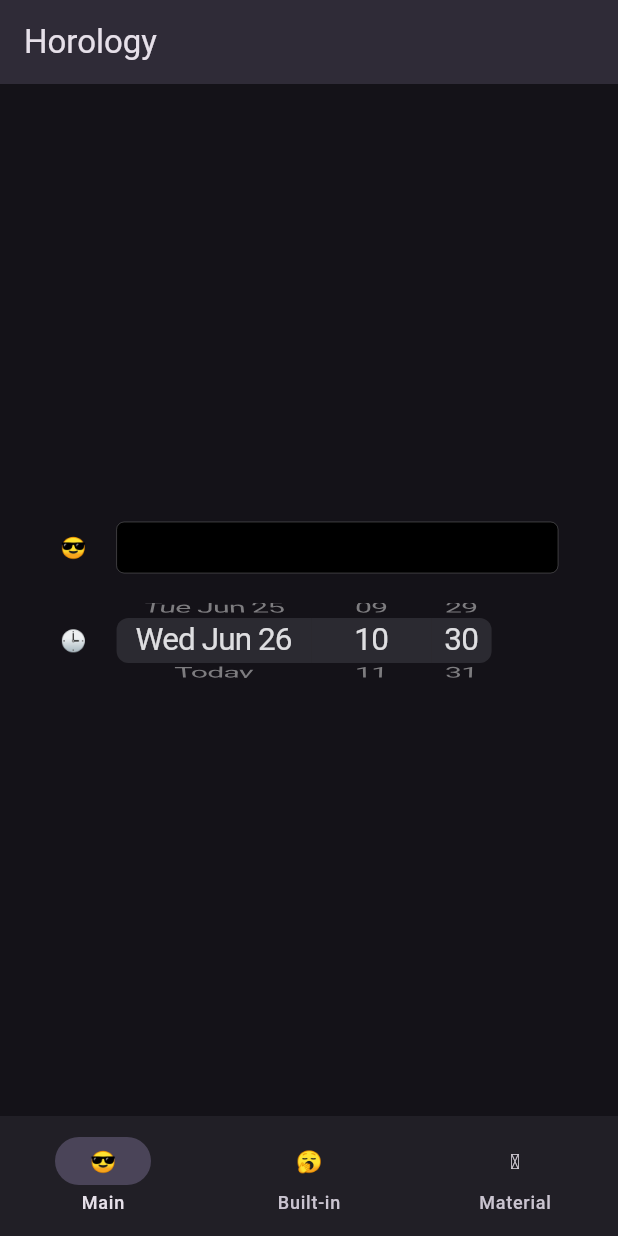
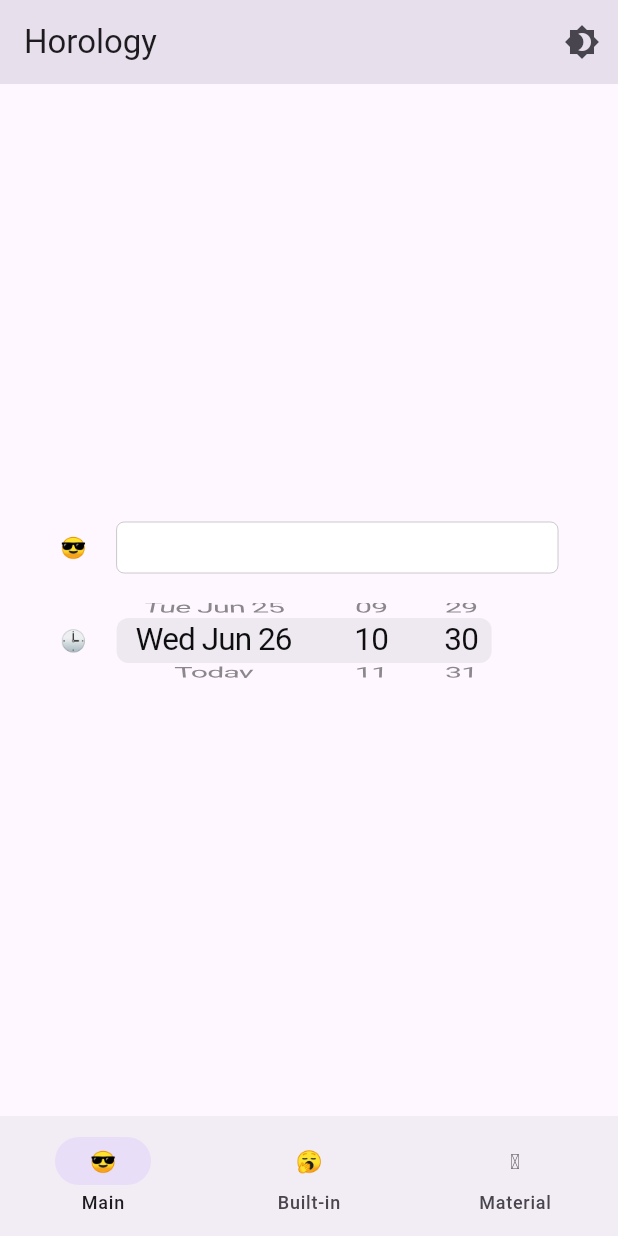
Before and after one commit to astorDev/horology, a Flutter app: the screen it shows after launch, on a phone screen of 412 x 824 dp. Run offline on Flutter 3.47's test engine with Material 3 defaults, Android fonts, the light colour scheme and no system bars.

Commit message:
theme switch and root launcher (#9)

```diff
--- a/flutter/lib/main.dart
+++ b/flutter/lib/main.dart
@@ -2,6 +2,8 @@ import 'package:flutter/material.dart';
 import 'package:horology/built_in_case.dart';
 import 'package:horology/main_case.dart';
 import 'package:horology/material_case.dart';
+
+ValueNotifier<ThemeMode> themeMode = ValueNotifier(ThemeMode.light);
 
 void main() {
   runApp(const HorologyPlaygroundApp());
@@ -12,13 +14,19 @@ class HorologyPlaygroundApp extends StatelessWidget {
 
   @override
   Widget build(BuildContext context) {
-    return MaterialApp(
-      title: 'Horology Playground',
-      debugShowCheckedModeBanner: false,
-      theme: ThemeData.dark(
-        useMaterial3: true,
+    return ValueListenableBuilder(
+      valueListenable: themeMode,
+      builder: (context, themeMode, _) => MaterialApp(
+        title: 'Horology Playground',
+        debugShowCheckedModeBanner: false,
+        theme: ThemeData(
+          colorScheme: ColorScheme.fromSeed(seedColor: Colors.deepPurple),
+          useMaterial3: true,
+        ),
+        darkTheme: ThemeData.dark(),
+        themeMode: themeMode,
+        home: const HorologyPlaygroundPage(),
       ),
-      home: const HorologyPlaygroundPage(),
     );
   }
 }
@@ -40,6 +48,14 @@ class _HorologyPlaygroundPageState extends State<HorologyPlaygroundPage> {
     return Scaffold(
       appBar: AppBar(
         title: const Text('Horology'),
+        actions: [
+          IconButton(
+            icon: const Icon(Icons.brightness_4_sharp),
+            onPressed: () {
+              themeMode.value = themeMode.value == ThemeMode.light ? ThemeMode.dark : ThemeMode.light;
+            },
+          ),
+        ],
       ),
       bottomNavigationBar: ValueListenableBuilder(
         valueListenable: navigationBarIndex,
```
